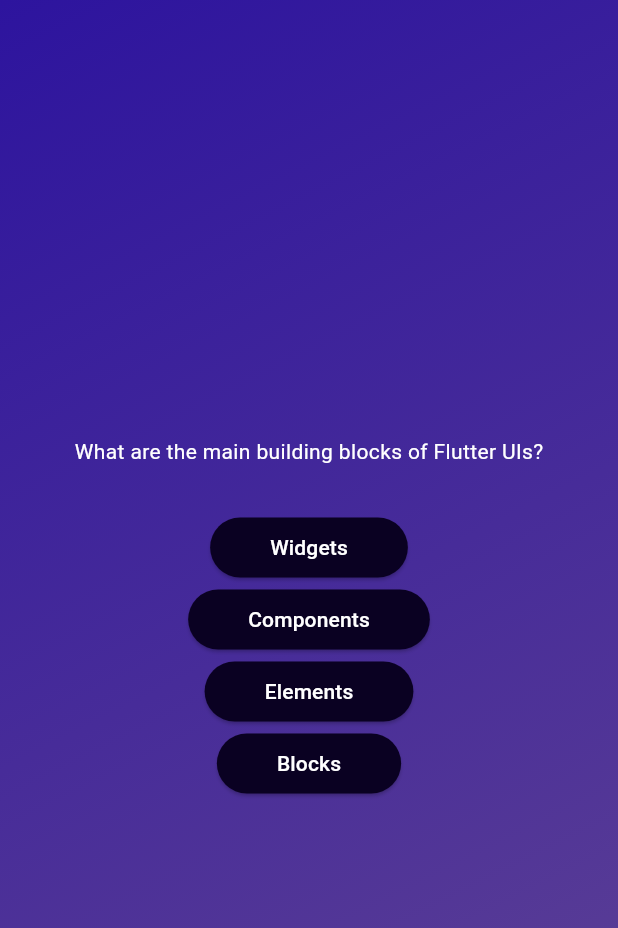
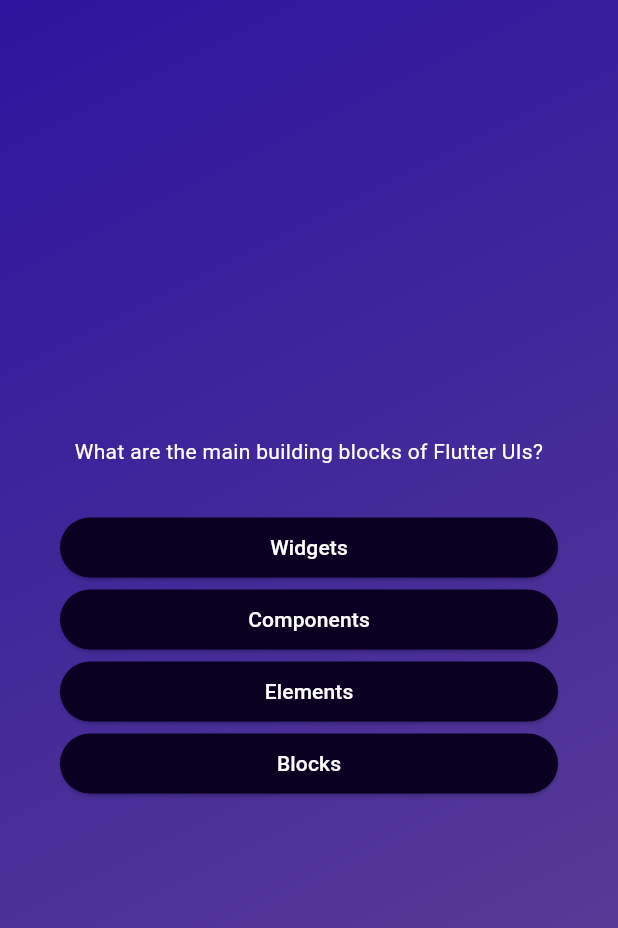
Before and after one commit to Md-sourov-hasan/flutter, a Flutter app: the screen it shows after launch, after a tap on "start quiz", on a phone screen of 412 x 824 dp. Shown: the top 928 px of the screen. Run offline on Flutter 3.47's test engine with Material 3 defaults, Android fonts, the phone set to English and light mode, and no system bars.

Commit message:
section 3 video 73

```diff
--- a/lib/questions_screen.dart
+++ b/lib/questions_screen.dart
@@ -18,14 +18,19 @@ final currentQuestion=questions[0];
   Widget build(BuildContext context) {
     return SizedBox(
       width: double.infinity,
+      child: Container(
+        margin: const EdgeInsets.all(40),
         child: Column(
          mainAxisAlignment: MainAxisAlignment.center,
+         crossAxisAlignment: CrossAxisAlignment.stretch,
           children: [
 
 
           Text(currentQuestion.text, style: const TextStyle(
           color:Colors.white,
-       ) ,),
+         ),
+         textAlign: TextAlign.center,
+         ),
 
 
           const SizedBox(height: 30,),
@@ -36,6 +41,7 @@ final currentQuestion=questions[0];
           })
 
         ],),
+      ),
     );
   }
 }
```
Lines whose indentation alone changed are shown as unchanged.
